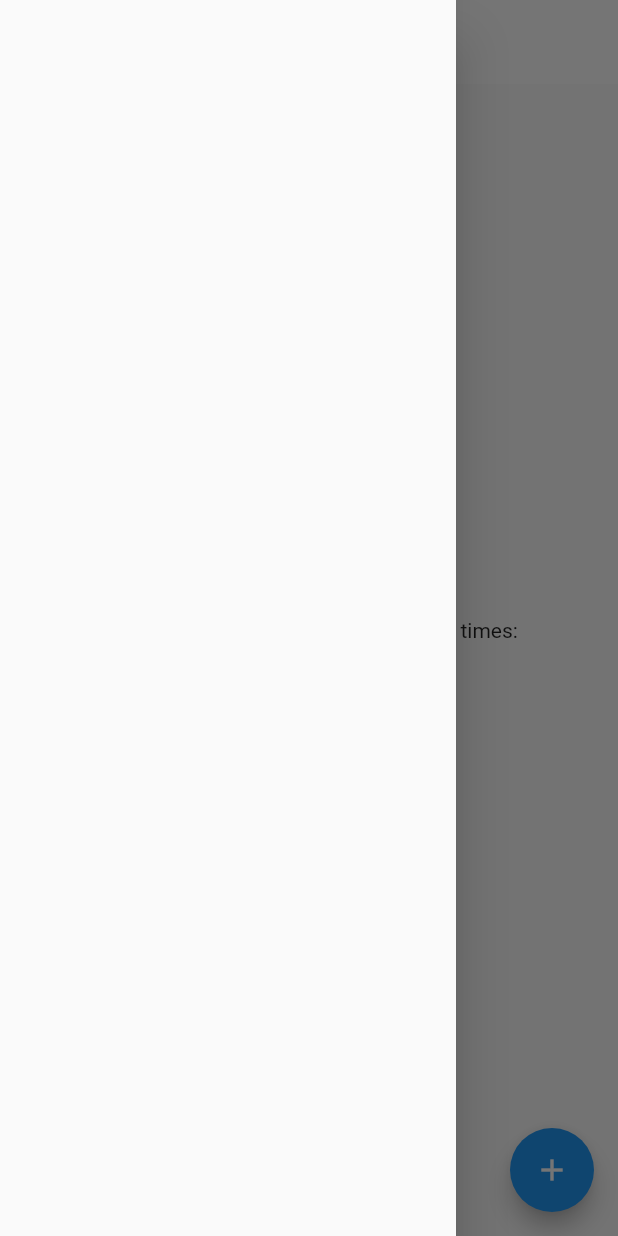
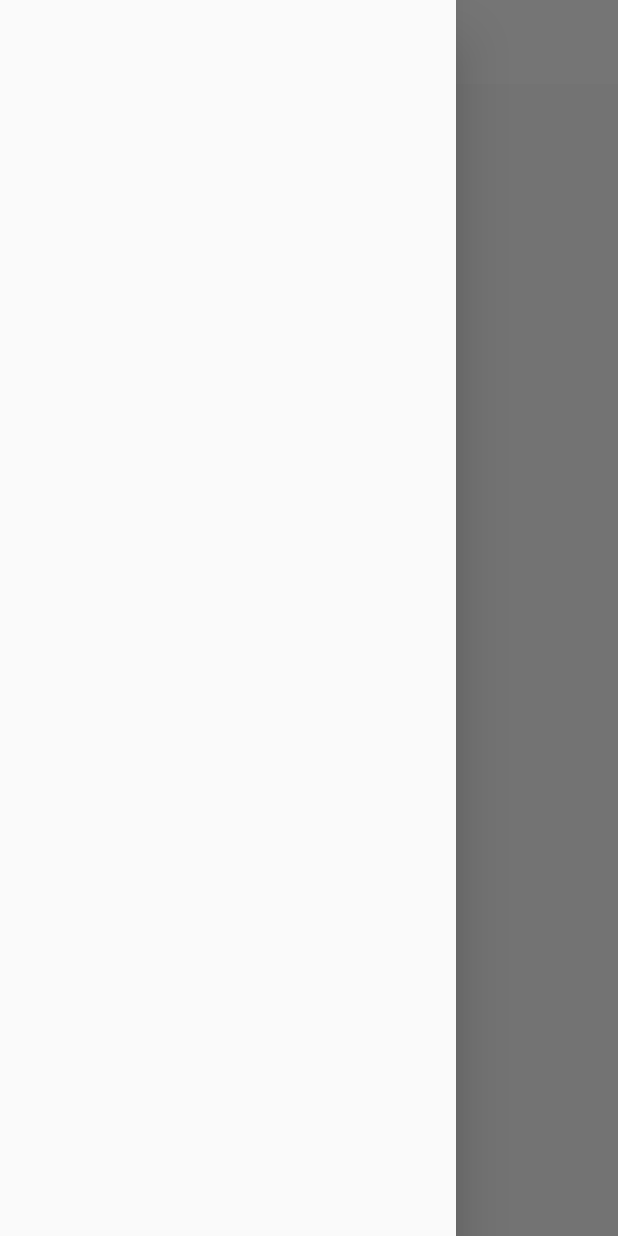
Before and after one commit to slbrtg/LAOTL, a Flutter app: the screen it shows after launch, with the side drawer open, on a phone screen of 412 x 824 dp. Run offline on Flutter 3.47's test engine with Material 2 defaults, Android fonts, the phone set to English and light mode, and no system bars.

Commit message:
add scaffold key to home page scaffold

```diff
--- a/lib/screens/home/homeScreen.dart
+++ b/lib/screens/home/homeScreen.dart
@@ -8,17 +8,7 @@ class HomeScreen extends StatelessWidget {
   @override
   Widget build(BuildContext context) {
     return MaterialApp(
-      title: 'Flutter Demo',
-      theme: ThemeData(
-        // This is the theme of your application.
-        //
-        // Try running your application with "flutter run". You'll see the
-        // application has a blue toolbar. Then, without quitting the app, try
-        // changing the primarySwatch below to Colors.green and then invoke
-        // "hot reload" (press "r" in the console where you ran "flutter run",
-        // or press Run > Flutter Hot Reload in IntelliJ). Notice that the
-        // counter didn't reset back to zero; the application is not restarted.
-      ),
+      title: 'LAOTL',
       home: MyHomePage(title: 'LAOTL'),
     );
   }
@@ -43,67 +33,15 @@ class MyHomePage extends StatefulWidget {
 }
 
 class _MyHomePageState extends State<MyHomePage> {
-  int _counter = 0;
-
-  void _incrementCounter() {
-    setState(() {
-      // This call to setState tells the Flutter framework that something has
-      // changed in this State, which causes it to rerun the build method below
-      // so that the display can reflect the updated values. If we changed
-      // _counter without calling setState(), then the build method would not be
-      // called again, and so nothing would appear to happen.
-      _counter++;
-    });
-  }
+  final GlobalKey<ScaffoldState> _scaffoldKey = new GlobalKey<ScaffoldState>();
 
   @override
   Widget build(BuildContext context) {
-    final GlobalKey<ScaffoldState> _scaffoldKey = new GlobalKey<ScaffoldState>();
-    // This method is rerun every time setState is called, for instance as done
-    // by the _incrementCounter method above.
-    //
-    // The Flutter framework has been optimized to make rerunning build methods
-    // fast, so that you can just rebuild anything that needs updating rather
-    // than having to individually change instances of widgets.
     return Scaffold(
+      key: _scaffoldKey,
       appBar: homeAppBar(widget.title, _scaffoldKey),
-      drawer: new Drawer(
-
-      ),
-      body: Center(
-        // Center is a layout widget. It takes a single child and positions it
-        // in the middle of the parent.
-        child: Column(
-          // Column is also layout widget. It takes a list of children and
-          // arranges them vertically. By default, it sizes itself to fit its
-          // children horizontally, and tries to be as tall as its parent.
-          //
-          // Invoke "debug paint" (press "p" in the console where you ran
-          // "flutter run", or select "Toggle Debug Paint" from the Flutter tool
-          // window in IntelliJ) to see the wireframe for each widget.
-          //
-          // Column has various properties to control how it sizes itself and
-          // how it positions its children. Here we use mainAxisAlignment to
-          // center the children vertically; the main axis here is the vertical
-          // axis because Columns are vertical (the cross axis would be
-          // horizontal).
-          mainAxisAlignment: MainAxisAlignment.center,
-          children: <Widget>[
-            Text(
-              'You have pushed the button this many times:',
-            ),
-            Text(
-              '$_counter',
-              style: Theme.of(context).textTheme.display1,
-            ),
-          ],
-        ),
-      ),
-      floatingActionButton: FloatingActionButton(
-        onPressed: _incrementCounter,
-        tooltip: 'Increment',
-        child: Icon(Icons.add),
-      ), // This trailing comma makes auto-formatting nicer for build methods.
+      drawer: new Drawer(),
+      body: Center(),
     );
   }
 }
```
